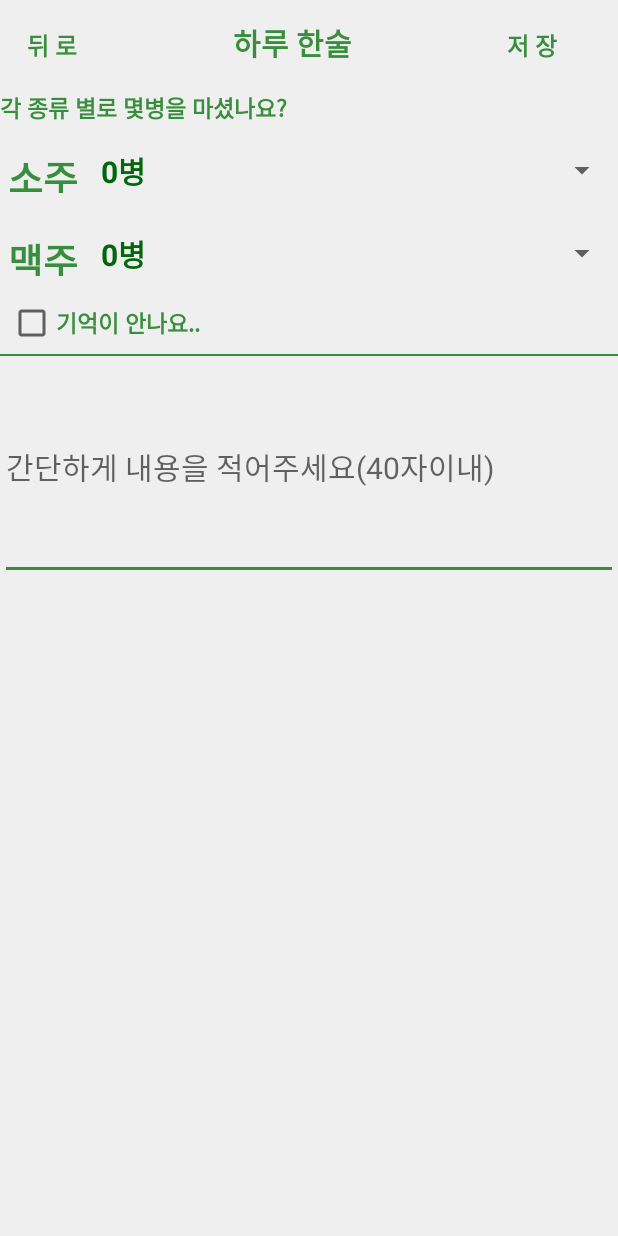
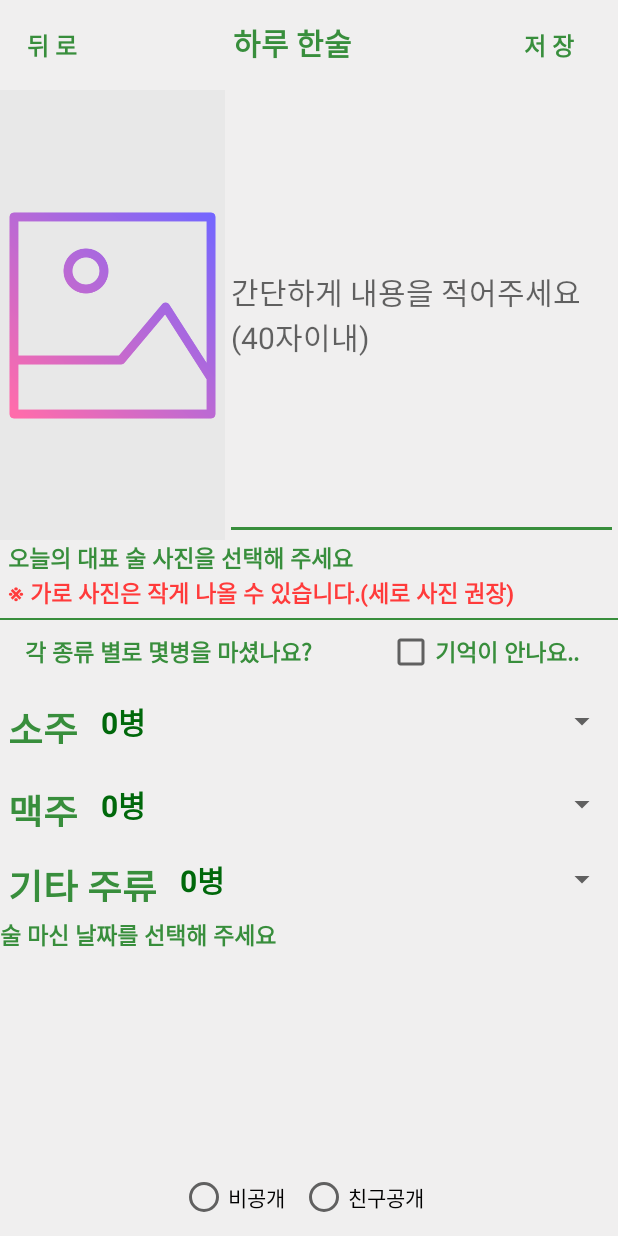
Before and after one commit to JiSeokYeom/ChengCheng_original, an Android app: the AddItem screen opened directly, with no data from a screen before it, on a phone screen of 412 x 824 dp. Run offline under Robolectric (Android 15) with nearby library versions, the phone set to English and light mode, and no system bars.

Commit message:
02.24 레이아웃 수정

```diff
--- a/app/src/main/java/com/example/chengchengoriginal/activity/AddItem.kt
+++ b/app/src/main/java/com/example/chengchengoriginal/activity/AddItem.kt
@@ -26,16 +26,21 @@ class AddItem : AppCompatActivity() {
         setContentView(binding.root)
 
         countArray = resources.getStringArray(R.array.bottleCount)
-       /* binding.img1.setOnClickListener {
+        binding.img1.setOnClickListener {
             requirePermissions(arrayOf(Manifest.permission.WRITE_EXTERNAL_STORAGE), ALBUM_CODE)
-        }*/
+        }
         binding.btnBack.setOnClickListener {
             finish()
         }
 
         adapter = ArrayAdapter(this,R.layout.spinner_item,countArray)
-        binding.sojoSpinner.adapter = adapter
-        binding.beerSpinner.adapter = adapter
+        binding.apply {
+            sojoSpinner.adapter = adapter
+            beerSpinner.adapter = adapter
+            etcSpinner.adapter = adapter
+        }
+
+
     }
     private fun openGallery() {
         val intent = Intent(Intent.ACTION_PICK)
@@ -68,7 +73,7 @@ class AddItem : AppCompatActivity() {
     }
 
 
-   /* override fun onActivityResult(requestCode: Int, resultCode: Int, data: Intent?) {
+    override fun onActivityResult(requestCode: Int, resultCode: Int, data: Intent?) {
         super.onActivityResult(requestCode, resultCode, data)
             if(resultCode == RESULT_OK)
             {
@@ -80,6 +85,6 @@ class AddItem : AppCompatActivity() {
             {
                 Toast.makeText(this, "사진 선택 취소", Toast.LENGTH_LONG).show()
             }
-        }*/
+        }
 
     }
--- a/app/src/main/res/layout/activity_add_item.xml
+++ b/app/src/main/res/layout/activity_add_item.xml
@@ -14,6 +14,7 @@
         android:orientation="horizontal"
         app:layout_constraintEnd_toEndOf="parent"
         app:layout_constraintTop_toTopOf="parent">
+
         <Button
             android:id="@+id/btn_back"
             style="?android:borderlessButtonStyle"
@@ -23,8 +24,8 @@
             android:textColor="@color/main"
             android:textSize="16sp"
             android:textStyle="bold"
-            app:layout_constraintEnd_toEndOf="parent"
-            app:layout_constraintTop_toTopOf="parent" />
+      />
+
         <TextView
             android:id="@+id/add_item_title"
             android:layout_width="250dp"
@@ -37,28 +38,15 @@
          <Button
             android:id="@+id/btn_save"
             style="?android:borderlessButtonStyle"
-            android:layout_width="70dp"
+            android:layout_width="match_parent"
             android:layout_height="60dp"
             android:text="@string/btnSaveText"
             android:textColor="@color/main"
             android:textSize="16sp"
             android:textStyle="bold"
-            app:layout_constraintEnd_toEndOf="parent"
-            app:layout_constraintTop_toTopOf="parent" />
+      />
     </LinearLayout>
 
-<!--    <TextView
-        android:id="@+id/textView2"
-        android:layout_width="match_parent"
-        android:layout_height="wrap_content"
-        android:text="오늘의 대표 술 사진을 선택해 주세요"
-        android:textColor="@color/main"
-        android:textSize="15sp"
-        android:textStyle="bold"
-        app:layout_constraintBottom_toBottomOf="parent"
-        app:layout_constraintTop_toBottomOf="@+id/linearLayout" />-->
-
-<!--
     <ImageView
         android:id="@+id/img_1"
         android:layout_width="150dp"
@@ -66,19 +54,87 @@
         android:background="#E8E8E8"
         android:scaleType="centerInside"
         android:src="@drawable/icon_image"
-        tools:layout_editor_absoluteY="60dp" />
--->
+        app:layout_constraintStart_toStartOf="parent"
+        app:layout_constraintBottom_toTopOf="@+id/add_item_img_text"
+        app:layout_constraintTop_toBottomOf="@+id/linearLayout" />
 
+    <EditText
+        android:id="@+id/contents_input"
+        android:layout_width="0dp"
+        android:layout_height="0dp"
+        android:backgroundTint="@color/main"
+        android:hint="@string/contentsInputHint"
+        android:importantForAutofill="no"
+        android:inputType="none"
+        android:maxLength="40"
+        android:textCursorDrawable="@drawable/cursor_drawable"
+        android:textSize="20sp"
+        app:layout_constraintBottom_toTopOf="@+id/add_item_img_text"
+        app:layout_constraintEnd_toEndOf="parent"
+        app:layout_constraintStart_toEndOf="@+id/img_1"
+        app:layout_constraintTop_toBottomOf="@+id/linearLayout" />
     <TextView
-        android:id="@+id/eat_question"
+        android:id="@+id/add_item_img_text"
         android:layout_width="match_parent"
         android:layout_height="wrap_content"
-        android:text="각 종류 별로 몇병을 마셨나요?"
+        android:layout_marginStart="5dp"
+        android:text="@string/addItemText"
         android:textColor="@color/main"
         android:textSize="15sp"
         android:textStyle="bold"
-        app:layout_constraintTop_toBottomOf="@+id/linearLayout" />
+        app:layout_constraintStart_toStartOf="parent"
+        app:layout_constraintTop_toBottomOf="@+id/img_1" />
 
+    <TextView
+        android:id="@+id/add_item_warning"
+        android:layout_width="match_parent"
+        android:layout_height="wrap_content"
+        android:layout_marginStart="5dp"
+        android:text="※ 가로 사진은 작게 나올 수 있습니다.(세로 사진 권장)"
+        android:textColor="#FF3B3B"
+        android:textSize="15sp"
+        android:textStyle="bold"
+        app:layout_constraintStart_toStartOf="parent"
+        app:layout_constraintTop_toBottomOf="@+id/add_item_img_text" />
+    <View
+        android:id="@+id/solid_line"
+        android:layout_width="match_parent"
+        android:layout_height="1.0dp"
+        android:layout_marginTop="5dp"
+        android:background="@color/main"
+        app:layout_constraintTop_toBottomOf="@+id/add_item_warning"
+        tools:layout_editor_absoluteX="0dp" />
+
+    <LinearLayout
+        android:id="@+id/linearLayout2"
+        android:layout_width="wrap_content"
+        android:layout_height="wrap_content"
+        android:orientation="horizontal"
+        android:layout_marginTop="5dp"
+        app:layout_constraintEnd_toEndOf="parent"
+        app:layout_constraintStart_toStartOf="parent"
+        app:layout_constraintTop_toBottomOf="@+id/solid_line">
+
+        <TextView
+            android:id="@+id/eat_question"
+            android:layout_width="match_parent"
+            android:layout_height="wrap_content"
+            android:layout_marginEnd="50dp"
+            android:text="@string/addItemEatQuestion"
+            android:textColor="@color/main"
+            android:textSize="15sp"
+            android:textStyle="bold" />
+
+        <CheckBox
+            android:id="@+id/checkBox"
+            android:layout_width="wrap_content"
+            android:layout_height="wrap_content"
+            android:layout_marginEnd="10dp"
+            android:text="@string/addItemCheckBox"
+            android:textColor="@color/main"
+            android:textSize="15sp"
+            android:textStyle="bold" />
+    </LinearLayout>
     <LinearLayout
         android:id="@+id/add_item_linear1"
         android:layout_width="match_parent"
@@ -86,27 +142,25 @@
         android:orientation="horizontal"
         android:layout_marginTop="5dp"
         android:gravity="center"
-        app:layout_constraintTop_toBottomOf="@+id/eat_question">
+        app:layout_constraintTop_toBottomOf="@+id/linearLayout2">
 
         <TextView
-            android:id="@+id/textview_soju"
+            android:id="@+id/textview_soJu"
             android:layout_width="wrap_content"
             android:layout_height="30dp"
             android:layout_marginStart="5dp"
-            android:text="소주"
+            android:text="@string/addItemSoJu"
             android:textColor="@color/main"
             android:textSize="25sp"
             android:textStyle="bold"
-            app:layout_constraintStart_toStartOf="parent"
-            app:layout_constraintTop_toBottomOf="@+id/eat_question" />
+         />
 
         <Spinner
             android:id="@+id/sojo_spinner"
             android:layout_width="match_parent"
             android:layout_height="wrap_content"
             android:layout_marginStart="5dp"
-            app:layout_constraintStart_toEndOf="@+id/textview_sojo"
-            app:layout_constraintTop_toBottomOf="@+id/eat_question" />
+     />
     </LinearLayout>
 
     <LinearLayout
@@ -123,7 +177,7 @@
             android:layout_width="wrap_content"
             android:layout_height="30dp"
             android:layout_marginStart="5dp"
-            android:text="맥주"
+            android:text="@string/addItemBeer"
             android:textColor="@color/main"
             android:textSize="25sp"
             android:textStyle="bold" />
@@ -135,48 +189,53 @@
             android:layout_marginStart="5dp" />
     </LinearLayout>
 
-    <CheckBox
-        android:id="@+id/checkBox"
-        android:layout_width="wrap_content"
+    <LinearLayout
+        android:id="@+id/add_item_linear3"
+        android:layout_width="match_parent"
         android:layout_height="wrap_content"
-        android:layout_marginStart="5dp"
-        android:layout_marginTop="5dp"
-        android:text="기억이 안나요.."
+        android:gravity="center"
+        android:orientation="horizontal"
+        app:layout_constraintEnd_toStartOf="@+id/checkBox"
+        app:layout_constraintTop_toBottomOf="@+id/add_item_linear2">
+
+        <TextView
+            android:id="@+id/textview_etc"
+            android:layout_width="wrap_content"
+            android:layout_height="30dp"
+            android:layout_marginStart="5dp"
+            android:text="기타 주류"
+            android:textColor="@color/main"
+            android:textSize="25sp"
+            android:textStyle="bold" />
+
+        <Spinner
+            android:id="@+id/etc_spinner"
+            android:layout_width="match_parent"
+            android:layout_height="wrap_content"
+            android:layout_marginStart="5dp" />
+
+    </LinearLayout>
+
+
+    <TextView
+        android:id="@+id/add_item_date_picker_text"
+        android:layout_width="match_parent"
+        android:layout_height="wrap_content"
+        android:text="술 마신 날짜를 선택해 주세요"
         android:textColor="@color/main"
         android:textSize="15sp"
         android:textStyle="bold"
-        app:layout_constraintStart_toStartOf="parent"
-        app:layout_constraintTop_toBottomOf="@+id/add_item_linear2" />
+        app:layout_constraintTop_toBottomOf="@+id/add_item_linear3" />
 
-    <View
-        android:id="@+id/solid_line"
-        android:layout_width="match_parent"
-        android:layout_height="1.0dp"
-        android:layout_marginTop="5dp"
-        android:background="@color/main"
-        app:layout_constraintBottom_toTopOf="@+id/contents_input"
-        app:layout_constraintTop_toBottomOf="@+id/checkBox" />
-    <EditText
-        android:id="@+id/contents_input"
-        android:layout_width="match_parent"
-        android:layout_height="150dp"
-        android:backgroundTint="@color/main"
-        android:layout_marginTop="5dp"
-        android:hint="간단하게 내용을 적어주세요(40자이내)"
-        android:importantForAutofill="no"
-        android:inputType="none"
-        android:maxLength="40"
-        android:textCursorDrawable="@drawable/cursor_drawable"
-        android:textSize="20sp"
-        app:layout_constraintTop_toBottomOf="@+id/checkBox" />
-<!--    <RadioGroup
+    <RadioGroup
         android:id="@+id/radio_group"
         android:layout_width="wrap_content"
         android:layout_height="wrap_content"
         android:orientation="horizontal"
+        android:layout_marginBottom="10dp"
+        app:layout_constraintBottom_toBottomOf="parent"
         app:layout_constraintEnd_toEndOf="parent"
-        app:layout_constraintStart_toStartOf="parent"
-        app:layout_constraintTop_toBottomOf="@+id/contents_input">
+        app:layout_constraintStart_toStartOf="parent">
 
         <RadioButton
             android:id="@+id/radio_btn_Private"
@@ -192,6 +251,6 @@
             android:layout_marginEnd="10dp"
             android:text="친구공개" />
 
-    </RadioGroup>-->
+    </RadioGroup>
 
   </androidx.constraintlayout.widget.ConstraintLayout>
--- a/app/src/main/res/layout/fragment_additem.xml
+++ b/app/src/main/res/layout/fragment_additem.xml
@@ -24,7 +24,6 @@
                 android:singleLine="true"
                 android:backgroundTint="@color/main"
                 android:textCursorDrawable="@drawable/cursor_drawable"
-                android:hint="@string/addItemHint"
                 android:inputType="text"
                  />
             <Button
--- a/app/src/main/res/layout/fragment_main_friend.xml
+++ b/app/src/main/res/layout/fragment_main_friend.xml
@@ -10,6 +10,6 @@
     <TextView
         android:layout_width="match_parent"
         android:layout_height="match_parent"
-        android:text="@string/hello_blank_fragment" />
+        android:text="메인에 친구창" />
 
 </FrameLayout>
--- a/app/src/main/res/layout/fragment_mypage.xml
+++ b/app/src/main/res/layout/fragment_mypage.xml
@@ -10,6 +10,6 @@
     <TextView
         android:layout_width="match_parent"
         android:layout_height="match_parent"
-        android:text="@string/hello_blank_fragment" />
+        android:text="마이페이지" />
 
 </FrameLayout>
--- a/app/src/main/res/values/strings.xml
+++ b/app/src/main/res/values/strings.xml
@@ -1,10 +1,12 @@
 <resources>
     <string name="app_name">ChengCheng(original)</string>
     <!-- TODO: Remove or change this placeholder text -->
-    <string name="hello_blank_fragment">Hello blank fragment</string>
-    <string name="addItemText">하이라이트로 등록할 사진 (최대 3개) 선택해 주세요</string>
-    <string name="contentsInputHint">내용을 간략히 입력 하세요</string>
-    <string name="addItemHint">제목</string>
+    <string name="addItemEatQuestion">각 종류 별로 몇병을 마셨나요?</string>
+    <string name="addItemText">오늘의 대표 술 사진을 선택해 주세요</string>
+    <string name="contentsInputHint">간단하게 내용을 적어주세요\n(40자이내)</string>
+    <string name="addItemCheckBox">기억이 안나요..</string>
+    <string name="addItemBeer">맥주</string>
+    <string name="addItemSoJu">소주</string>
     <string name="btnSaveText">저 장</string>
     <string name="btnBackText">뒤 로</string>
 </resources>
```
